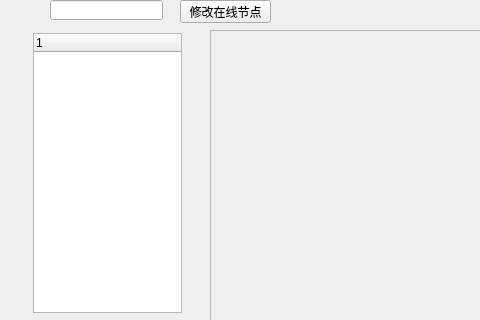
Qt form AMC4030-Qt/iostatus.ui (j95zh/AMC4030-Qt) before a commit; both pictures show x 0 to 480 and y 0 to 320 of the 870 by 480 pixel window.
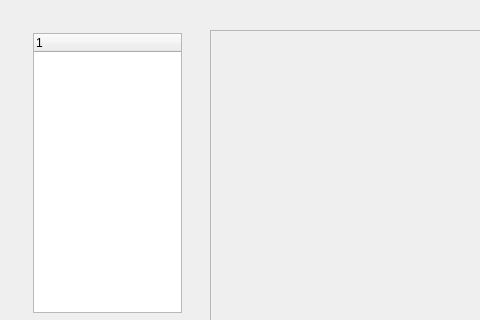
The same form after that commit.

Commit message: 移除测试节点更新的LineEdit

```diff
--- a/AMC4030-Qt/iostatus.ui
+++ b/AMC4030-Qt/iostatus.ui
@@ -207,29 +207,6 @@
     </item>
    </layout>
   </widget>
-  <widget class="QLineEdit" name="lineEdit_2">
-   <property name="geometry">
-    <rect>
-     <x>50</x>
-     <y>0</y>
-     <width>113</width>
-     <height>20</height>
-    </rect>
-   </property>
-  </widget>
-  <widget class="QPushButton" name="pushButton">
-   <property name="geometry">
-    <rect>
-     <x>180</x>
-     <y>0</y>
-     <width>91</width>
-     <height>23</height>
-    </rect>
-   </property>
-   <property name="text">
-    <string>修改在线节点</string>
-   </property>
-  </widget>
   <zorder>layoutWidget</zorder>
   <zorder>treeWidget</zorder>
   <zorder>layoutWidget</zorder>
```
Left out of the diff: 2 changed lines with no effect on the pictures. The commit also changes 20 other files.
